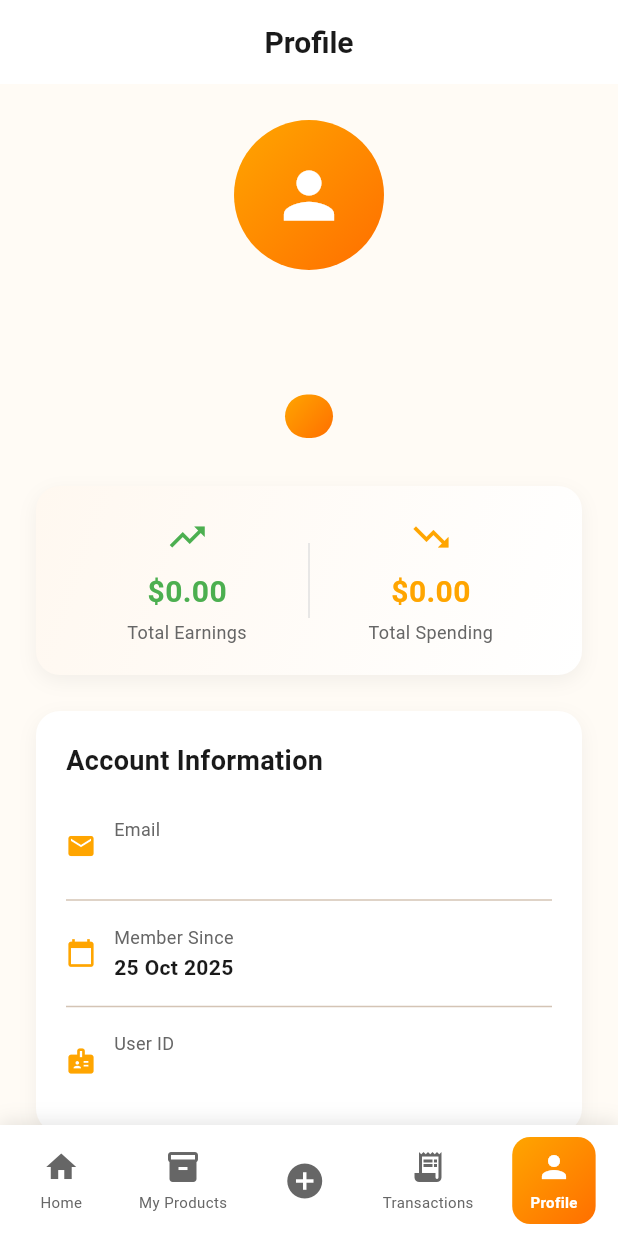
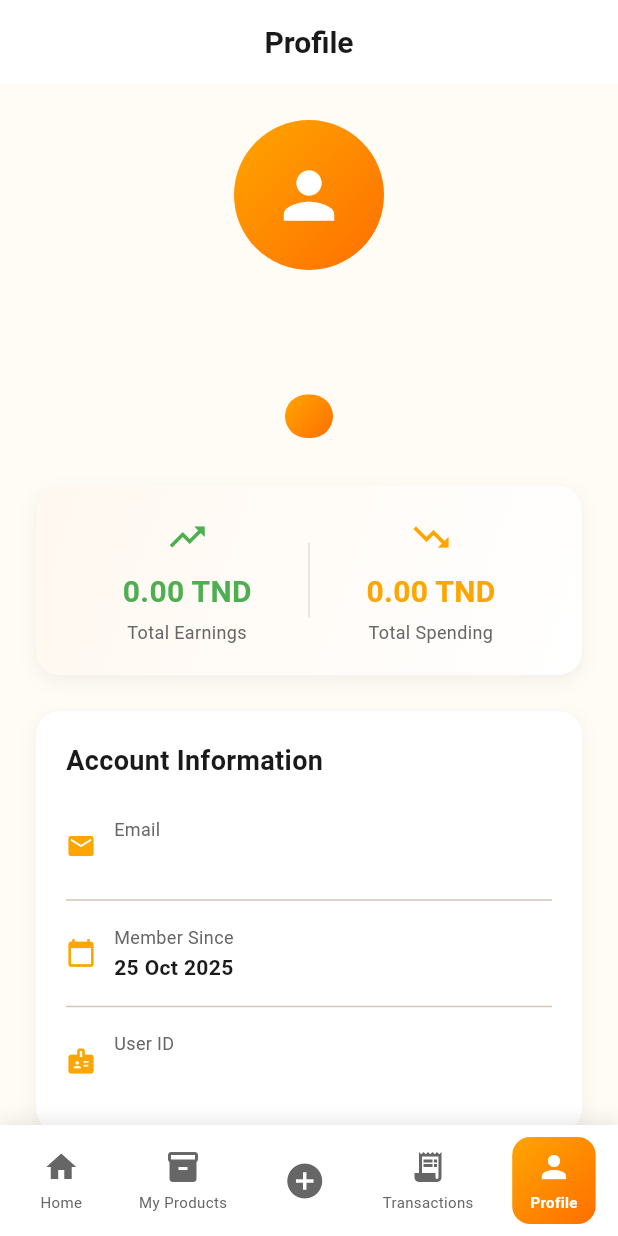
Before and after one commit to SpiritosMts/EcoNova, a Flutter app: the screen it shows once a user with an empty profile is signed in, item 5 of the bottom bar chosen, on a phone screen of 412 x 824 dp. Run offline on Flutter 3.47's test engine with Material 3 defaults, Android fonts, the phone set to English and light mode, and no system bars; our stand-ins replace cloud_firestore, firebase_auth, firebase_core, firebase_storage, fluttertoast, geolocator and 2 more; accounts and stored records are empty.

Commit message:
marketplace update

```diff
--- /dev/null
+++ b/econova-marketplace/devtools_options.yaml
@@ -0,0 +1,3 @@
+description: This file stores settings for Dart & Flutter DevTools.
+documentation: https://docs.flutter.dev/tools/devtools/extensions#configure-extension-enablement-states
+extensions:
--- a/econova-marketplace/lib/utils/helpers.dart
+++ b/econova-marketplace/lib/utils/helpers.dart
@@ -3,7 +3,7 @@
 class Helpers {
   // Format currency
   static String formatCurrency(double amount) {
-    return '\$${amount.toStringAsFixed(2)}';
+    return '${amount.toStringAsFixed(2)} TND';
   }
 
   // Format date
```
Also changed, not shown: econova-marketplace/lib/widgets/product_card.dart (+11 -7 lines), 6 other files.
